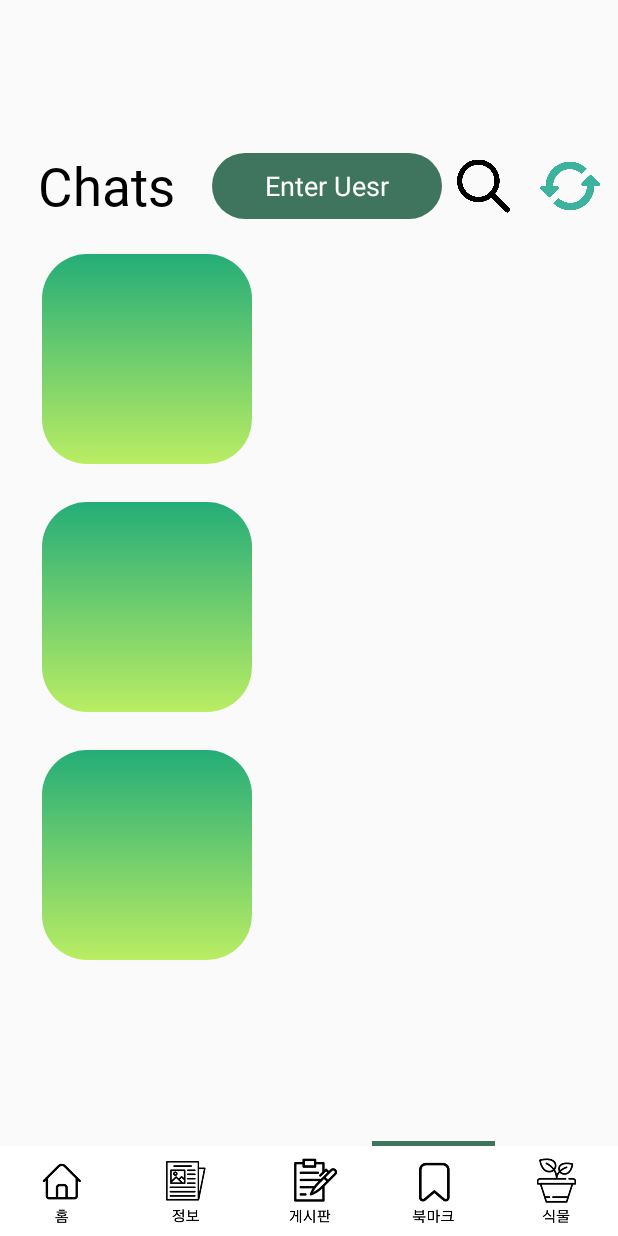
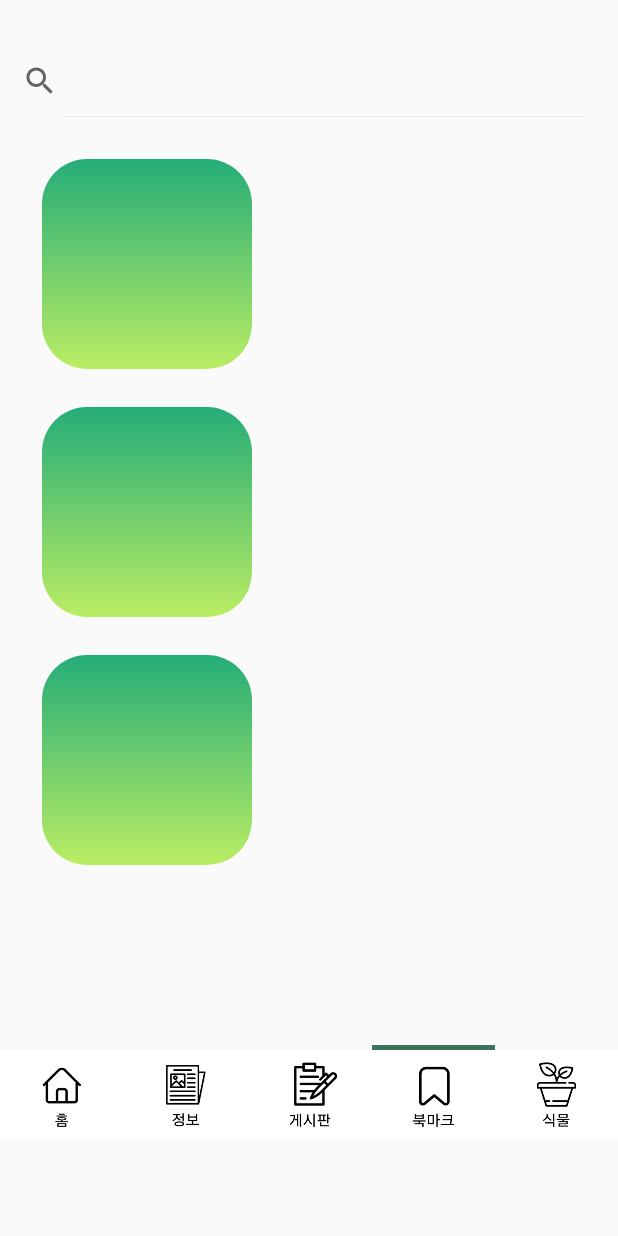
Before and after one commit to mju-teamproject-44/BlueLeaf, an Android app: the layout fragment_bookmark.xml on its own in the app's theme, with its tools: preview values and no code run, on a phone screen of 412 x 824 dp. Run offline under Robolectric (Android 15) with nearby library versions, the phone set to English and light mode, and no system bars.

Commit message:
FEAT: userSearchView
Searching User with SearchView

```diff
--- a/app/src/main/java/com/example/blueleaf/contentsList/UserAdapter.kt
+++ b/app/src/main/java/com/example/blueleaf/contentsList/UserAdapter.kt
@@ -1,32 +1,31 @@
 package com.example.blueleaf.contentsList
 
-import android.app.AlertDialog
 import android.content.Context
-import android.content.DialogInterface
 import android.content.Intent
-import android.graphics.LinearGradient
-import android.os.health.UidHealthStats
 import android.util.Log
 import android.view.LayoutInflater
 import android.view.View
 import android.view.ViewGroup
 import android.widget.TextView
-import android.widget.Toast
 import androidx.recyclerview.widget.RecyclerView
 import com.example.blueleaf.R
 import com.example.blueleaf.chat.Anony_dialog
 import com.example.blueleaf.chat.ChatActivity
 import com.example.blueleaf.utils.FBAuth
 import com.example.blueleaf.utils.FBRef
-import com.google.firebase.database.ktx.snapshots
-import com.google.firebase.database.ktx.values
-import kotlinx.coroutines.*
+import kotlinx.coroutines.CoroutineScope
+import kotlinx.coroutines.Dispatchers
+import kotlinx.coroutines.launch
+import kotlinx.coroutines.suspendCancellableCoroutine
 import kotlin.coroutines.resume
 import kotlin.coroutines.resumeWithException
 
-class UserAdapter(val context: Context, private val userList: MutableList<UserModel>):
+class UserAdapter(val context: Context, private var userList: MutableList<UserModel>):
     RecyclerView.Adapter<UserAdapter.UserViewHolder>() {
-
+    fun setFilteredList(userList: MutableList<UserModel>){
+        this.userList = userList
+        notifyDataSetChanged()
+    }
     override fun onCreateViewHolder(parent: ViewGroup, viewType: Int): UserViewHolder {
         val view: View = LayoutInflater.from(parent?.context).inflate(R.layout.user_layout,parent,false)
         Log.d("hola", "1")
--- a/app/src/main/java/com/example/blueleaf/fragments/BookmarkFragment.kt
+++ b/app/src/main/java/com/example/blueleaf/fragments/BookmarkFragment.kt
@@ -1,13 +1,12 @@
 package com.example.blueleaf.fragments
 
 import android.os.Bundle
-import android.util.Log
-import androidx.fragment.app.Fragment
 import android.view.LayoutInflater
 import android.view.View
 import android.view.ViewGroup
-import androidx.appcompat.app.AppCompatActivity
+import androidx.appcompat.widget.SearchView
 import androidx.databinding.DataBindingUtil
+import androidx.fragment.app.Fragment
 import androidx.navigation.findNavController
 import androidx.recyclerview.widget.GridLayoutManager
 import androidx.recyclerview.widget.LinearLayoutManager
@@ -16,30 +15,29 @@ import com.example.blueleaf.contentsList.UserAdapter
 import com.example.blueleaf.contentsList.UserModel
 import com.example.blueleaf.databinding.FragmentBookmarkBinding
 import com.example.blueleaf.utils.FBAuth
-import com.example.blueleaf.utils.FBRef
-import com.google.firebase.auth.FirebaseAuth
-import com.google.firebase.auth.ktx.auth
 import com.google.firebase.database.DataSnapshot
 import com.google.firebase.database.DatabaseError
-import com.google.firebase.database.DatabaseReference
 import com.google.firebase.database.ValueEventListener
-import com.google.firebase.database.core.Context
 import com.google.firebase.database.ktx.database
 import com.google.firebase.ktx.Firebase
-import kotlinx.coroutines.tasks.await
+import java.util.Locale
 
 
 class BookmarkFragment : Fragment() {
 
     lateinit var binding: FragmentBookmarkBinding
     lateinit var adapter: UserAdapter
+    lateinit var userList: MutableList<UserModel>
+
 
     override fun onCreate(savedInstanceState: Bundle?) {
         super.onCreate(savedInstanceState)
         binding = FragmentBookmarkBinding.inflate(layoutInflater)
         val database = Firebase.database
         val myRef = database.getReference("users")
-        var userList: MutableList<UserModel>
+        // var userList: MutableList<UserModel>
+
+
         userList = mutableListOf()
         myRef.addValueEventListener(object : ValueEventListener{
             override fun onDataChange(snapshot: DataSnapshot) {
@@ -72,6 +70,23 @@ class BookmarkFragment : Fragment() {
         savedInstanceState: Bundle?
     ): View? {
         binding = DataBindingUtil.inflate(inflater, R.layout.fragment_bookmark, container, false)
+
+        binding.userSearchView.clearFocus()
+        binding.userSearchView.setOnQueryTextListener(object : SearchView.OnQueryTextListener{
+            override fun onQueryTextSubmit(query: String?): Boolean {
+
+                return false
+            }
+
+            override fun onQueryTextChange(newText: String?): Boolean {
+
+                filterList(newText.toString())
+                return true
+            }
+
+        })
+
+
         binding.homeTab.setOnClickListener() {
             it.findNavController().navigate(R.id.action_bookmarkFragment_to_homeFragment)
         }
@@ -91,5 +106,22 @@ class BookmarkFragment : Fragment() {
         return binding.root
     }
 
+    private fun filterList(query : String){
+        if(query != null) {
+            val filteredList = mutableListOf<UserModel>()
+            for (i in userList) {
+                if (i.userName?.lowercase(Locale.ROOT)!!.contains(query)) {
+                    filteredList.add(i)
+                }
+            }
+
+            if (filteredList.isEmpty()){
+                //Toast.makeText(this,"wef","wef")
+            } else{
+                adapter.setFilteredList(filteredList)
+            }
+        }
+    }
+
 
 }
--- a/app/src/main/res/layout/fragment_bookmark.xml
+++ b/app/src/main/res/layout/fragment_bookmark.xml
@@ -4,71 +4,28 @@
     xmlns:app="http://schemas.android.com/apk/res-auto">
 
 
-    <FrameLayout
+    <LinearLayout
         android:layout_width="match_parent"
         android:layout_height="match_parent"
-        tools:context=".fragments.BookmarkFragment">
+        tools:context=".fragments.BookmarkFragment"
+        android:orientation="vertical"
+        >
 
+        <androidx.appcompat.widget.SearchView
+            android:layout_marginTop="30dp"
+            android:layout_gravity="center"
+            android:id="@+id/user_search_view"
+            android:layout_width="match_parent"
+            android:layout_height="wrap_content"
+            android:background="#00FFFFFF"
+            app:iconifiedByDefault="false"
+            android:layout_marginBottom="20dp"
+            android:layout_marginRight="10dp"
+            />
 
         <androidx.constraintlayout.widget.ConstraintLayout
             android:layout_width="match_parent"
-            android:layout_height="match_parent">
-            <LinearLayout
-                app:layout_constraintBottom_toTopOf="@+id/user_recyclerView"
-                android:layout_width="match_parent"
-                android:layout_height="60dp"
-                android:weightSum="9"
-                >
-
-                <TextView
-                    android:layout_weight="1"
-                    android:layout_width="140dp"
-                    android:layout_height="match_parent"
-                    android:fontFamily="@font/bmdohyeon"
-                    android:gravity="center"
-                    android:text="Chats"
-                    android:textColor="@color/black"
-                    android:textSize="35dp" />
-
-                <EditText
-                    android:id="@+id/serach_user"
-                    android:layout_weight="2"
-                    android:layout_width="150dp"
-                    android:layout_height="match_parent"
-                    android:background="@drawable/rounded_corner_user"
-                    android:hint="Enter Uesr"
-                    android:textColorHint="@color/white"
-                    android:textAlignment="center"
-                    android:layout_marginVertical="8dp"
-                    />
-
-                <LinearLayout
-                    android:layout_weight="5"
-                    android:layout_width="wrap_content"
-                    android:layout_height="match_parent"
-                    >
-
-                    <ImageView
-                        android:id="@+id/serach_image"
-                        android:layout_marginLeft="10dp"
-                        android:layout_width="35dp"
-                        android:layout_height = "wrap_content"
-                        android:src="@drawable/search"
-                        android:layout_marginRight="20dp"
-                        />
-                    <ImageView
-                        android:id="@+id/refresh_image"
-                        android:layout_width="40dp"
-                        android:layout_height="wrap_content"
-                        android:src="@drawable/refresh"
-                        />
-
-                </LinearLayout>
-
-
-
-
-            </LinearLayout>
+            android:layout_height="662dp">
 
 
             <androidx.recyclerview.widget.RecyclerView
@@ -77,7 +34,6 @@
                 android:layout_height="610dp"
                 app:layout_constraintBottom_toTopOf="@+id/linearLayout"
                 tools:listitem="@layout/user_layout">
-
             </androidx.recyclerview.widget.RecyclerView>
 
 
@@ -163,5 +119,5 @@
             </LinearLayout>
 
         </androidx.constraintlayout.widget.ConstraintLayout>
-    </FrameLayout>
+    </LinearLayout>
 </layout>
```
Also changed, not shown: app/src/main/java/com/example/blueleaf/contentsList/BookmarkListActivity.kt (+1 -12 lines).
